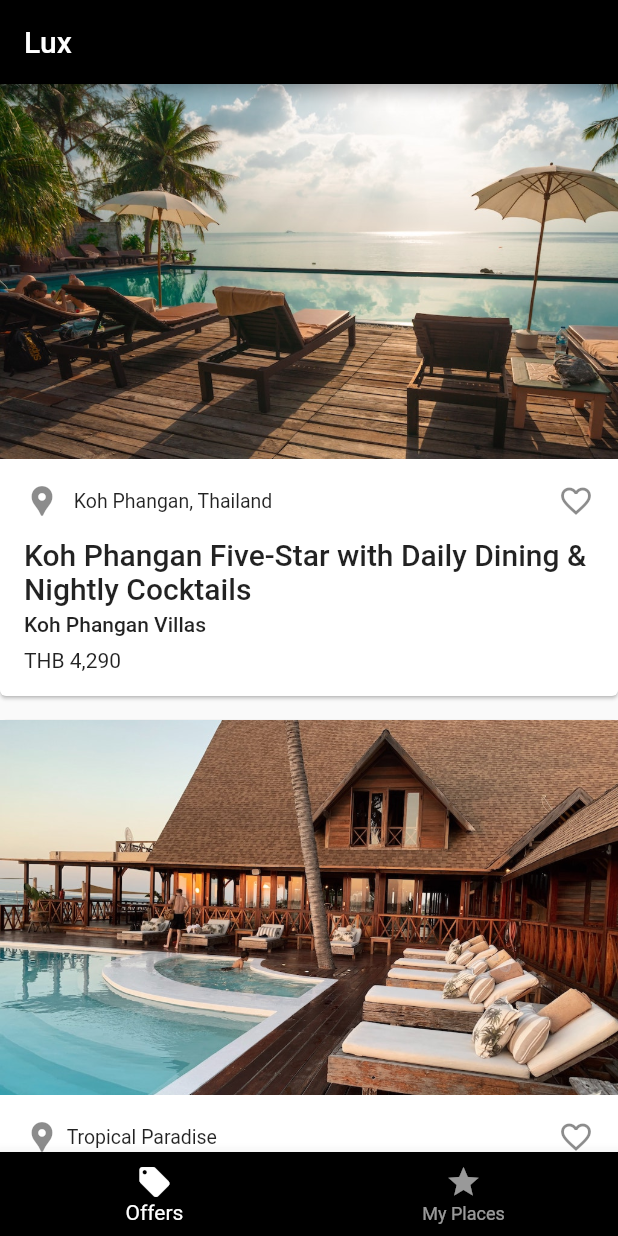
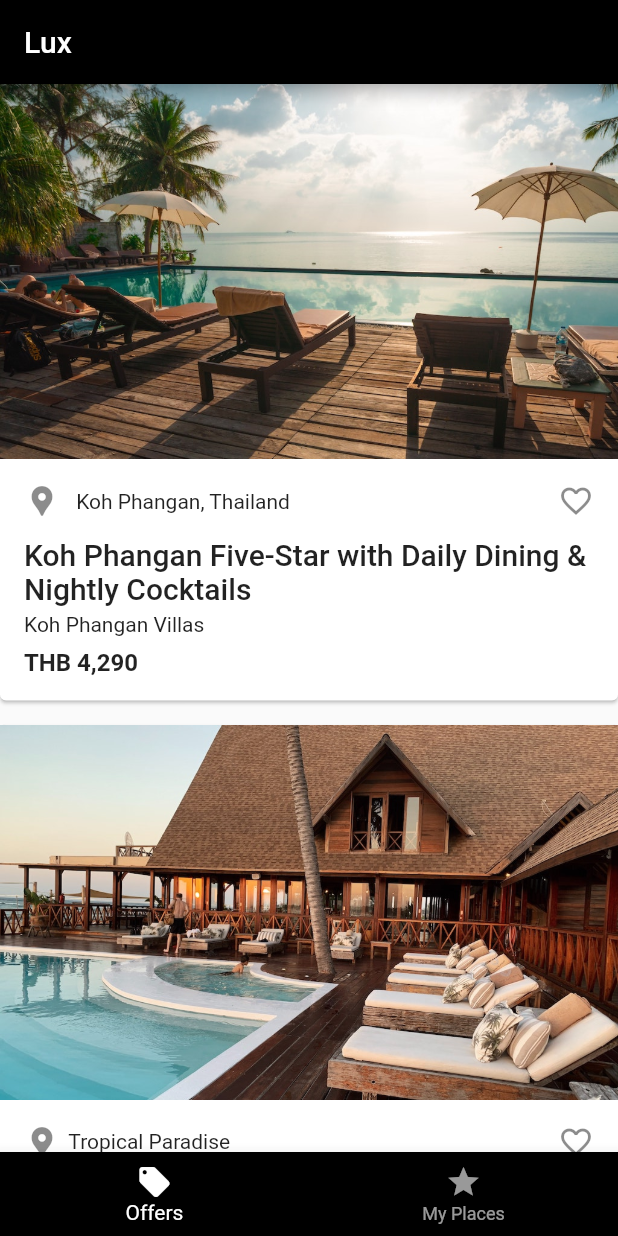
Before and after one commit to dewparin/lux_travel_poc, a Flutter app: the screen it shows after launch, on a phone screen of 412 x 824 dp. Run offline on Flutter 3.47's test engine with Material 2 defaults, Android fonts, the phone set to English and light mode, and no system bars.

Commit message:
Styling texts in offer item.

```diff
--- a/lib/presentation/components/offer_item.dart
+++ b/lib/presentation/components/offer_item.dart
@@ -37,7 +37,7 @@ class OfferItem extends StatelessWidget {
   Column _buildItemDetail(BuildContext context, Offer offer) => Column(
         crossAxisAlignment: CrossAxisAlignment.start,
         children: [
-          _buildItemListTile(offer),
+          _buildItemListTile(context, offer),
           Text(
             offer.title,
             maxLines: 2,
@@ -49,25 +49,31 @@ class OfferItem extends StatelessWidget {
           ),
           Text(
             offer.accommodationName,
-            style: Theme.of(context).textTheme.bodyText1,
+            style: Theme.of(context).textTheme.bodyText2,
           ),
           SizedBox(
             height: mediumPadding,
           ),
           Text(
             offer.priceDetail,
-            style: Theme.of(context).textTheme.bodyText2,
+            style: Theme.of(context).textTheme.bodyText2!.copyWith(
+                  fontSize: 16.0,
+                  fontWeight: FontWeight.bold,
+                ),
           ),
         ],
       );
 
-  ListTile _buildItemListTile(Offer offer) => ListTile(
+  ListTile _buildItemListTile(BuildContext context, Offer offer) => ListTile(
         dense: true,
         contentPadding: EdgeInsets.zero,
         leading: Icon(Icons.location_pin),
         // title: Text(offer.location),
         title: Align(
-          child: new Text(offer.location),
+          child: new Text(
+            offer.location,
+            style: Theme.of(context).textTheme.bodyText2,
+          ),
           alignment: Alignment(-1.3, 0),
         ),
         trailing: Icon(Icons.favorite_outline),
```
